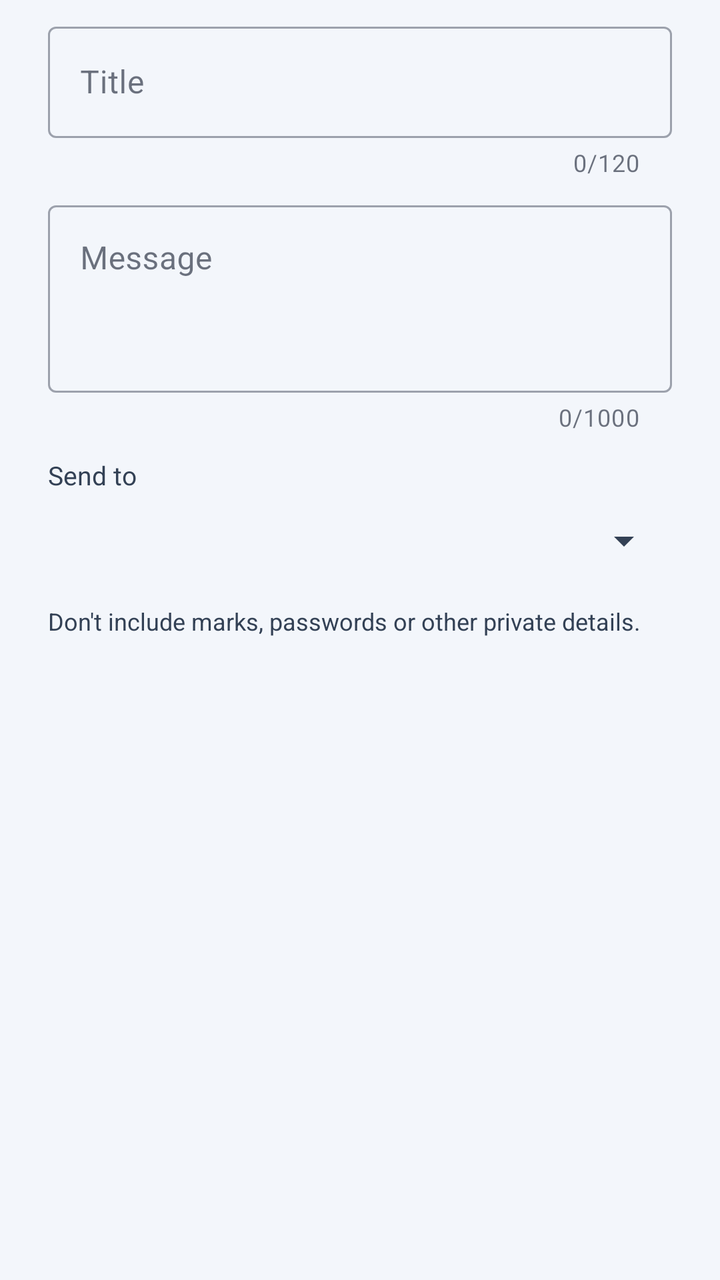
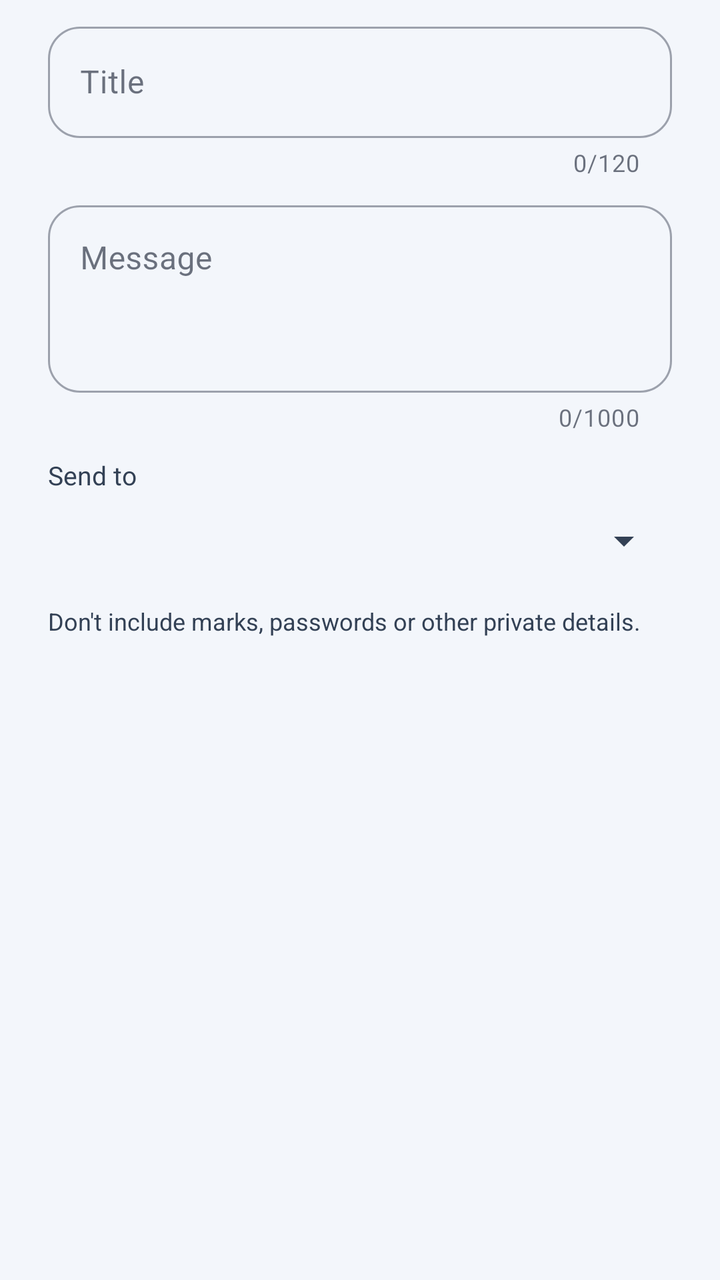

Before-and-after screenshots of an Android layout around one commit, followed by the original layout XML and the change that was made.
<!-- AndroidManifest.xml: application theme Theme.MUStudentSync -->
<!-- res/layout/dialog_announcement.xml -->
<?xml version="1.0" encoding="utf-8"?>
<LinearLayout xmlns:android="http://schemas.android.com/apk/res/android"
    xmlns:app="http://schemas.android.com/apk/res-auto"
    android:layout_width="match_parent"
    android:layout_height="wrap_content"
    android:orientation="vertical"
    android:paddingStart="24dp"
    android:paddingTop="8dp"
    android:paddingEnd="24dp">

    <com.google.android.material.textfield.TextInputLayout
        android:id="@+id/tilAnnouncementTitle"
        style="@style/Widget.MaterialComponents.TextInputLayout.OutlinedBox"
        android:layout_width="match_parent"
        android:layout_height="wrap_content"
        android:hint="@string/announce_field_title"
        app:counterEnabled="true"
        app:counterMaxLength="120">

        <com.google.android.material.textfield.TextInputEditText
            android:id="@+id/etAnnouncementTitle"
            android:layout_width="match_parent"
            android:layout_height="wrap_content"
            android:inputType="textCapSentences"
            android:maxLength="120"
            android:minHeight="48dp" />
    </com.google.android.material.textfield.TextInputLayout>

    <com.google.android.material.textfield.TextInputLayout
        android:id="@+id/tilAnnouncementBody"
        style="@style/Widget.MaterialComponents.TextInputLayout.OutlinedBox"
        android:layout_width="match_parent"
        android:layout_height="wrap_content"
        android:layout_marginTop="8dp"
        android:hint="@string/announce_field_body"
        app:counterEnabled="true"
        app:counterMaxLength="1000">

        <com.google.android.material.textfield.TextInputEditText
            android:id="@+id/etAnnouncementBody"
            android:layout_width="match_parent"
            android:layout_height="wrap_content"
            android:gravity="top"
            android:inputType="textCapSentences|textMultiLine"
            android:maxLength="1000"
            android:minLines="3" />
    </com.google.android.material.textfield.TextInputLayout>

    <TextView
        android:layout_width="wrap_content"
        android:layout_height="wrap_content"
        android:layout_marginTop="12dp"
        android:labelFor="@id/spinnerAnnouncementAudience"
        android:text="@string/announce_field_audience"
        android:textColor="@color/campus_muted"
        android:textSize="13sp" />

    <Spinner
        android:id="@+id/spinnerAnnouncementAudience"
        android:layout_width="match_parent"
        android:layout_height="wrap_content"
        android:minHeight="48dp" />

    <TextView
        android:layout_width="match_parent"
        android:layout_height="wrap_content"
        android:layout_marginTop="8dp"
        android:text="@string/announce_privacy_note"
        android:textColor="@color/campus_muted"
        android:textSize="12sp" />
</LinearLayout>
<!-- resources referenced by this layout -->
<resources>
  <color name="campus_muted">#334155</color>
  <string name="announce_field_audience">Send to</string>
  <string name="announce_field_body">Message</string>
  <string name="announce_field_title">Title</string>
  <string name="announce_privacy_note">Don\'t include marks, passwords or other private details.</string>
  <style name="Theme.MUStudentSync" parent="Base.Theme.MUStudentSync" />
  <style name="Base.Theme.MUStudentSync" parent="Theme.Material3.DayNight.NoActionBar">
          <item name="colorPrimary">@color/campus_primary</item>
          <item name="colorOnPrimary">@color/campus_on_primary</item>
          <item name="colorPrimaryContainer">@color/campus_tile</item>
          <item name="colorOnPrimaryContainer">@color/campus_navy</item>
          <item name="colorSecondary">@color/campus_blue</item>
          <item name="colorSecondaryContainer">@color/campus_tile</item>
          <item name="colorOnSecondaryContainer">@color/campus_navy</item>
          <item name="colorSurface">@color/campus_card</item>
          <item name="colorOnSurface">@color/campus_text</item>
          <item name="colorOnSurfaceVariant">@color/campus_muted</item>
          <item name="colorOutline">@color/campus_line</item>
          <item name="colorError">@color/campus_full</item>
          <item name="android:colorBackground">@color/campus_ground</item>
          <item name="colorOnBackground">@color/campus_text</item>
          
          <item name="android:textColorPrimary">@color/campus_text</item>
          <item name="android:textColorSecondary">@color/campus_muted</item>
          <item name="android:textColorHint">@color/campus_muted</item>
          
          <item name="android:windowBackground">@color/campus_ground</item>
      </style>
  <color name="campus_primary">#0B3D91</color>
  <color name="campus_on_primary">#FFFFFF</color>
  <color name="campus_tile">#E5EDFB</color>
  <color name="campus_navy">#0B3D91</color>
  <color name="campus_blue">#1F5FD1</color>
  <color name="campus_card">#FFFFFF</color>
  <color name="campus_text">#0F172A</color>
  <color name="campus_line">#CBD5E1</color>
  <color name="campus_full">#B42318</color>
  <color name="campus_ground">#F3F6FB</color>
</resources>

<!-- the commit's change to res/layout/dialog_announcement.xml (unified diff, before → after) -->
@@ -9,6 +9,10 @@
     android:paddingEnd="24dp">
 
     <com.google.android.material.textfield.TextInputLayout
+        app:boxCornerRadiusTopStart="16dp"
+        app:boxCornerRadiusTopEnd="16dp"
+        app:boxCornerRadiusBottomStart="16dp"
+        app:boxCornerRadiusBottomEnd="16dp"
         android:id="@+id/tilAnnouncementTitle"
         style="@style/Widget.MaterialComponents.TextInputLayout.OutlinedBox"
         android:layout_width="match_parent"
@@ -27,6 +31,10 @@
     </com.google.android.material.textfield.TextInputLayout>
 
     <com.google.android.material.textfield.TextInputLayout
+        app:boxCornerRadiusTopStart="16dp"
+        app:boxCornerRadiusTopEnd="16dp"
+        app:boxCornerRadiusBottomStart="16dp"
+        app:boxCornerRadiusBottomEnd="16dp"
         android:id="@+id/tilAnnouncementBody"
         style="@style/Widget.MaterialComponents.TextInputLayout.OutlinedBox"
         android:layout_width="match_parent"
